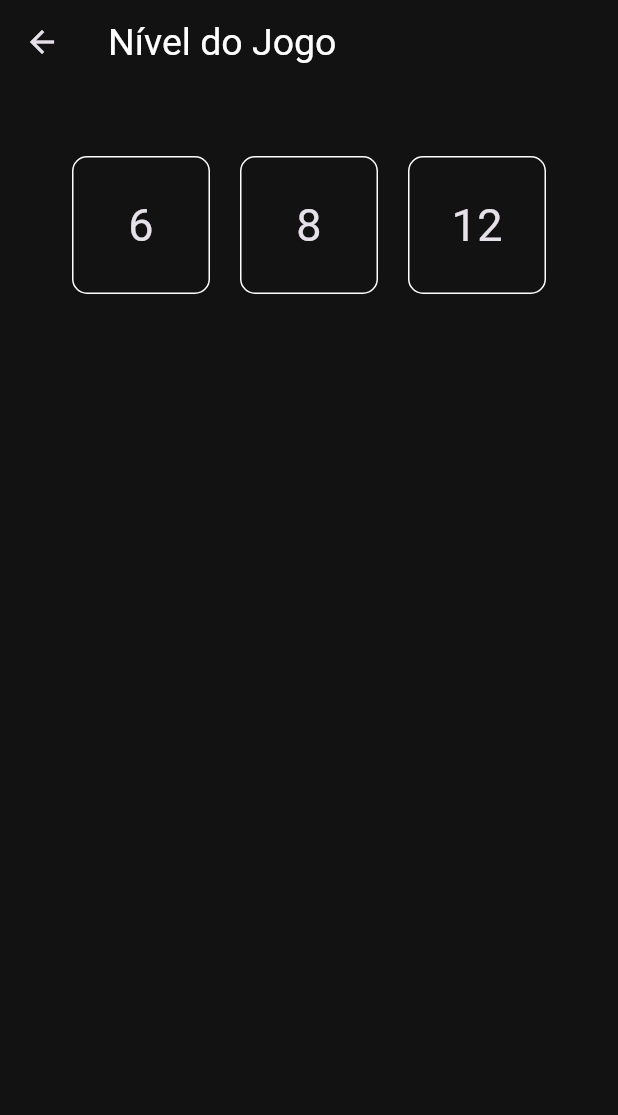
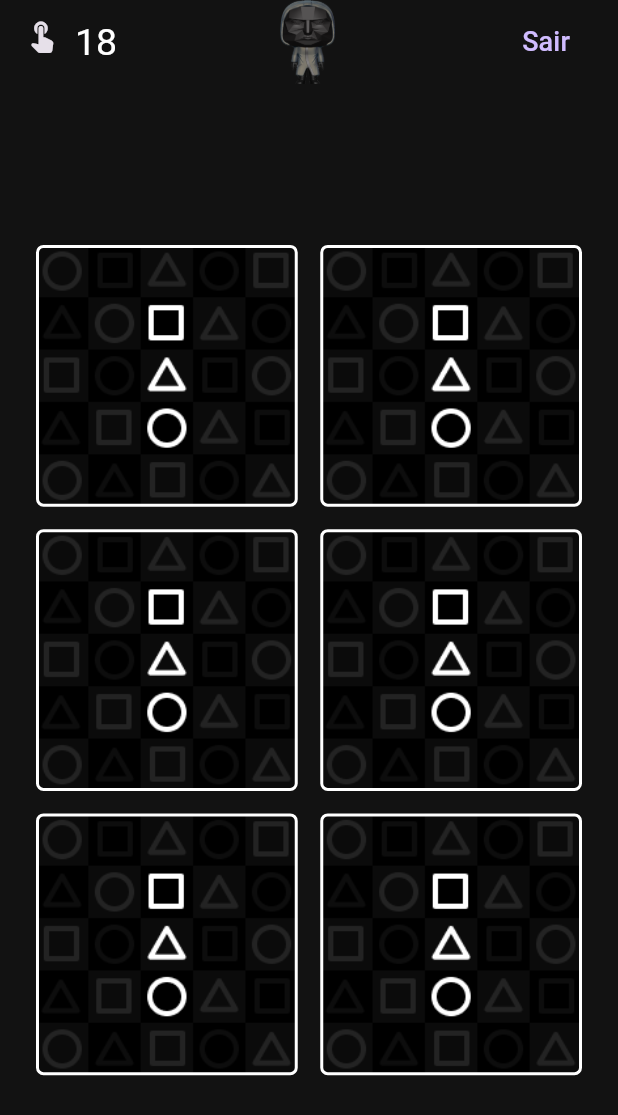
Before and after one commit to manuelamonteiro/Round6MemoryGame-Flutter, a Flutter app: the NivelPage screen opened directly, after a tap on an icon or button, on a phone screen of 412 x 824 dp. Shown: the top 1115 px of the screen. Run offline on Flutter 3.47's test engine with Material 3 defaults, Android fonts, the phone set to English and light mode, and no system bars; our stand-ins replace google_fonts.

Commit message:
feat: game page

```diff
--- /dev/null
+++ b/lib/pages/game_page.dart
@@ -0,0 +1,77 @@
+import 'dart:math';
+
+import 'package:flutter/material.dart';
+import 'package:memory_game/constrants.dart';
+import 'package:memory_game/widgets/card_game.dart';
+
+class GamePage extends StatelessWidget {
+  final Modo modo;
+  final int nivel;
+
+  const GamePage({
+    Key? key,
+    required this.modo,
+    required this.nivel,
+  }) : super(key: key);
+
+  getAxisCount() {
+    if (nivel < 10) {
+      return 2;
+    } else if (nivel == 10 || nivel == 12 || nivel == 18) {
+      return 3;
+    } else {
+      return 4;
+    }
+  }
+
+  @override
+  Widget build(BuildContext context) {
+    return Scaffold(
+      appBar: AppBar(
+        automaticallyImplyLeading: false,
+        centerTitle: true,
+        title: Row(
+          mainAxisAlignment: MainAxisAlignment.spaceBetween,
+          children: [
+            Row(
+              crossAxisAlignment: CrossAxisAlignment.start,
+              children: [
+                Icon(modo == Modo.round6
+                    ? Icons.my_location
+                    : Icons.touch_app_rounded),
+                const SizedBox(width: 10),
+                const Text('18', style: TextStyle(fontSize: 25)),
+              ],
+            ),
+            Image.asset('images/host.png', width: 38, height: 60),
+            TextButton(
+              child: const Text(
+                'Sair',
+                style: TextStyle(fontSize: 18),
+              ),
+              onPressed: () => Navigator.pop(context),
+            ),
+          ],
+        ),
+      ),
+      body: Center(
+        child: GridView.count(
+          shrinkWrap: true,
+          crossAxisCount: getAxisCount(),
+          mainAxisSpacing: 15,
+          crossAxisSpacing: 15,
+          padding: const EdgeInsets.all(24),
+          children: [
+            ...List.generate(
+              nivel,
+              (index) => CardGame(
+                modo: modo,
+                option: Random().nextInt(14),
+              ),
+            ),
+          ],
+        ),
+      ),
+    );
+  }
+}
--- /dev/null
+++ b/lib/widgets/card_game.dart
@@ -0,0 +1,38 @@
+import 'package:flutter/material.dart';
+import 'package:memory_game/constrants.dart';
+import 'package:memory_game/theme.dart';
+
+class CardGame extends StatefulWidget {
+  final Modo modo;
+  final int option;
+
+  const CardGame({
+    Key? key,
+    required this.modo,
+    required this.option,
+  }) : super(key: key);
+
+  @override
+  State<CardGame> createState() => _CardGameState();
+}
+
+class _CardGameState extends State<CardGame> {
+  @override
+  Widget build(BuildContext context) {
+    return Container(
+      decoration: BoxDecoration(
+          border: Border.all(
+            color:
+                widget.modo == Modo.normal ? Colors.white : Round6Theme.color,
+            width: 2,
+          ),
+          borderRadius: const BorderRadius.all(Radius.circular(5)),
+          image: DecorationImage(
+            fit: BoxFit.cover,
+            image: widget.modo == Modo.normal
+                ? const AssetImage('images/card_normal.png')
+                : const AssetImage('images/card_round.png'),
+          )),
+    );
+  }
+}
--- a/lib/widgets/card_nivel.dart
+++ b/lib/widgets/card_nivel.dart
@@ -1,5 +1,6 @@
 import 'package:flutter/material.dart';
 import 'package:memory_game/constrants.dart';
+import 'package:memory_game/pages/game_page.dart';
 import 'package:memory_game/theme.dart';
 
 class CardNivel extends StatelessWidget {
@@ -15,7 +16,15 @@ class CardNivel extends StatelessWidget {
   @override
   Widget build(BuildContext context) {
     return InkWell(
-      onTap: () => {},
+      onTap: () => {
+        Navigator.push(
+          context,
+          MaterialPageRoute(
+            builder: (BuildContext context) =>
+                GamePage(modo: modo, nivel: nivel),
+          ),
+        ),
+      },
       borderRadius: const BorderRadius.all(Radius.circular(10)),
       child: Container(
         width: 90,
```
Also changed, not shown: lib/widgets/feedback_game.dart (added).
